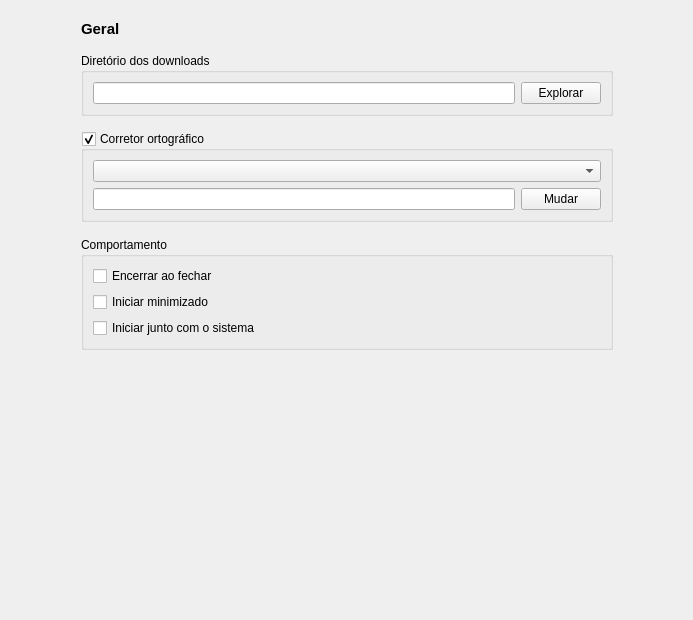
Old version of the form zapzap/ui/ui_page_general.ui in the repository rafatosta/zapzap.
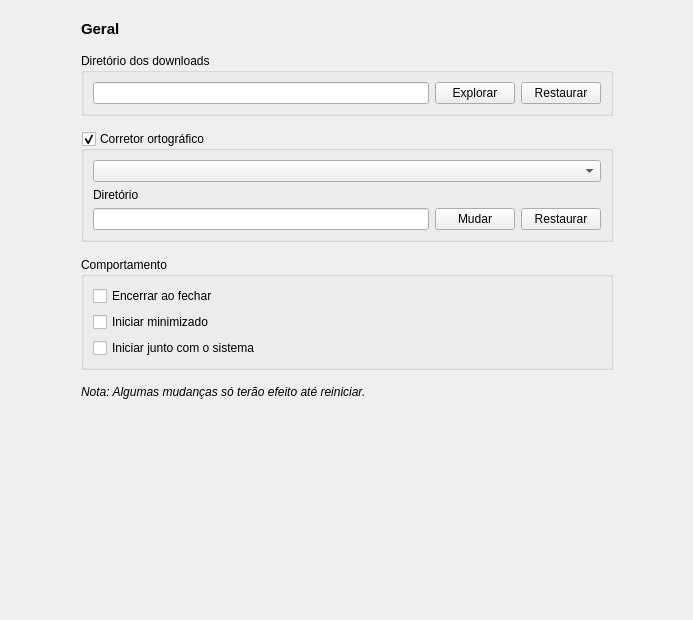
New version of the form.

Diff of the .ui file:
```diff
--- a/zapzap/ui/ui_page_general.ui
+++ b/zapzap/ui/ui_page_general.ui
@@ -80,6 +80,13 @@
              </property>
             </widget>
            </item>
+           <item row="0" column="2">
+            <widget class="QPushButton" name="pushButton_3">
+             <property name="text">
+              <string>Restaurar</string>
+             </property>
+            </widget>
+           </item>
           </layout>
          </widget>
         </item>
@@ -93,21 +100,35 @@
           </property>
           <layout class="QGridLayout" name="gridLayout">
            <item row="1" column="0">
+            <widget class="QLabel" name="label_2">
+             <property name="text">
+              <string>Diretório</string>
+             </property>
+            </widget>
+           </item>
+           <item row="2" column="1">
+            <widget class="QPushButton" name="pushButton_2">
+             <property name="text">
+              <string>Mudar</string>
+             </property>
+            </widget>
+           </item>
+           <item row="2" column="0">
             <widget class="QLineEdit" name="dic_path">
              <property name="readOnly">
               <bool>true</bool>
              </property>
             </widget>
            </item>
-           <item row="1" column="1">
-            <widget class="QPushButton" name="pushButton_2">
+           <item row="2" column="2">
+            <widget class="QPushButton" name="pushButton_4">
              <property name="text">
-              <string>Mudar</string>
+              <string>Restaurar</string>
              </property>
             </widget>
            </item>
-           <item row="0" column="0" colspan="2">
-            <widget class="QComboBox" name="comboBox"/>
+           <item row="0" column="0" colspan="3">
+            <widget class="QComboBox" name="spell_comboBox"/>
            </item>
           </layout>
          </widget>
@@ -142,6 +163,18 @@
           </layout>
          </widget>
         </item>
+        <item>
+         <widget class="QLabel" name="label_3">
+          <property name="font">
+           <font>
+            <italic>true</italic>
+           </font>
+          </property>
+          <property name="text">
+           <string>Nota: Algumas mudanças só terão efeito até reiniciar.</string>
+          </property>
+         </widget>
+        </item>
        </layout>
       </widget>
      </item>
```
